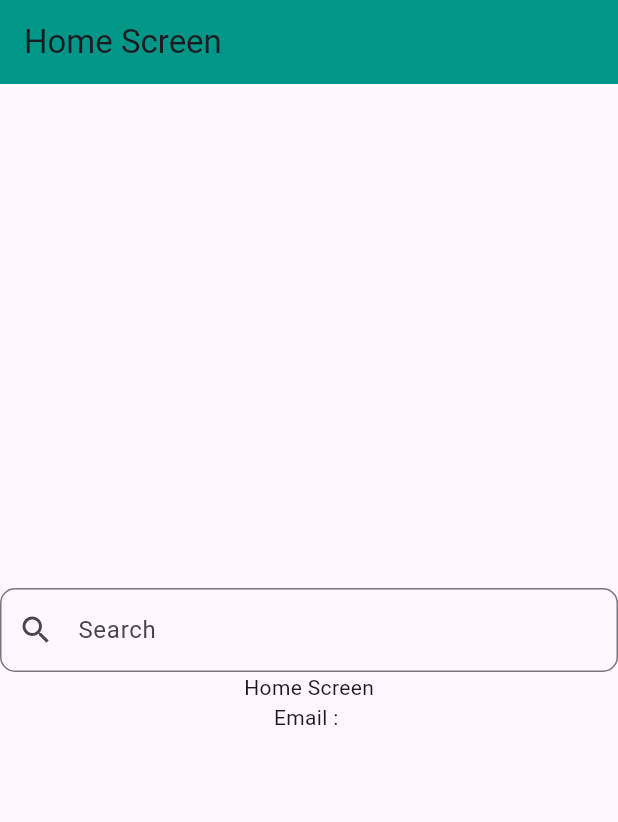
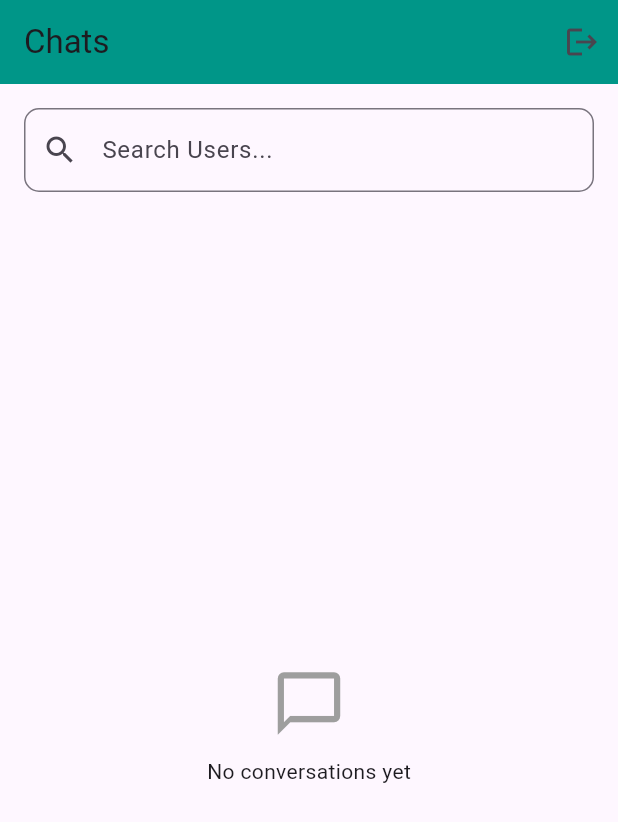
Before and after one commit to saqibcheema/flutter-firebase, a Flutter app: the screen it shows once a user with an empty profile is signed in, on a phone screen of 412 x 824 dp. Shown: the top 822 px of the screen. Run offline on Flutter 3.47's test engine with Material 3 defaults, Android fonts, the phone set to English and light mode, and no system bars; our stand-ins replace bloc, cloud_firestore, equatable, firebase_auth, firebase_core, flutter_bloc and 2 more; accounts and stored records are empty; generated files the repository leaves out were written again.

Commit message:
Chat Screens

```diff
--- a/Firebase_Auth/firebase_auth_example/lib/Screens/home_screen.dart
+++ /dev/null
@@ -1,39 +0,0 @@
-import 'package:firebase_auth/firebase_auth.dart';
-import 'package:flutter/material.dart';
-
-
-class HomeScreen extends StatelessWidget {
-  const HomeScreen({super.key});
-
-  @override
-  Widget build(BuildContext context) {
-    User? user = FirebaseAuth.instance.currentUser;
-    return Scaffold(
-      appBar: AppBar(
-        title: Text('Home Screen'),
-        backgroundColor: Colors.teal,
-        automaticallyImplyLeading: false,
-      ),
-      body: Column(
-        mainAxisAlignment: MainAxisAlignment.center,
-        crossAxisAlignment: CrossAxisAlignment.center,
-        children: [
-          TextFormField(
-            decoration: InputDecoration(
-              hintText: 'Search',
-              prefixIcon: Icon(Icons.search),
-              border: OutlineInputBorder(
-                borderRadius: BorderRadius.circular(10),
-              ),
-            ),
-            onChanged: (value) {
-
-            },
-          ),
-          Center(child: Text('Home Screen')),
-          Center(child: Text('Email : ${user?.email}')),
-        ],
-      ),
-    );
-  }
-}
--- a/Firebase_Auth/firebase_auth_example/lib/core/routes/routes.dart
+++ b/Firebase_Auth/firebase_auth_example/lib/core/routes/routes.dart
@@ -1,57 +1,69 @@
 import 'package:firebase_auth/firebase_auth.dart';
 import 'package:firebase_auth_example/core/routes/stream_listenable.dart';
+import 'package:firebase_auth_example/features/chat/presentation/chat_screen.dart';
 import 'package:go_router/go_router.dart';
-import 'package:firebase_auth_example/Screens/home_screen.dart';
+import 'package:firebase_auth_example/features/chat_list/presentation/home_screen.dart';
 import 'package:firebase_auth_example/features/auth/screens/login_screen.dart';
 import '../../features/auth/screens/signup_screen.dart';
+import '../../features/chat/data/models/chatScreenArguments_model.dart';
 
 class Routes {
-  static const String signIn = '/';       // Ye ap ki SignUp Screen ha (Note: Naming confusing ha pr ma change ni kr ra)
-  static const String login = '/logIn';   // Ye Login Screen ha
-  static const String home = '/home';     // Ye Home ha
+  static const String signIn = '/';
+  static const String login = '/logIn';
+  static const String home = '/home';
+  static const String chatScreen = '/ChatScreen';
 
   final GoRouter router = GoRouter(
-    initialLocation: signIn, // App start hony par pehly yahan jaye gi (phir redirect check ho ga)
+    initialLocation:
+        signIn,
+    refreshListenable: GoRouterRefreshStream(
+      FirebaseAuth.instance.authStateChanges(),
+    ),
 
-    // 1. REFRESH LOGIC: Jesy hi user login/logout ho ga, router khud refresh ho ga
-    refreshListenable: GoRouterRefreshStream(FirebaseAuth.instance.authStateChanges()),
 
-    // 2. REDIRECT LOGIC: Ye decide kary ga k user ko kahan bhejna ha
     redirect: (context, state) {
       final user = FirebaseAuth.instance.currentUser;
       final isLoggedIn = user != null;
 
-      // Check karein banda abhi kahan khara ha
-      // state.matchedLocation use krna behtar ha
+
       final isOnSignUpPage = state.matchedLocation == signIn;
       final isOnLoginPage = state.matchedLocation == login;
 
-      // CASE A: Banda Login HA, aur wo Login ya SignUp page par khara ha -> Home bhej do
       if (isLoggedIn && (isOnSignUpPage || isOnLoginPage)) {
         return home;
       }
 
-      // CASE B: Banda Login NAHI HA, aur wo Home par jany ki koshish kr raha ha -> Wapis SignUp (SignIn route) bhej do
       if (!isLoggedIn && !isOnSignUpPage && !isOnLoginPage) {
         return signIn;
       }
 
-      // Baqi cases ma kuch mat kro (null return kro)
       return null;
     },
 
     routes: [
       GoRoute(
-          path: Routes.signIn,
-          builder: (context, state) => const SignInScreen()
+        path: Routes.signIn,
+        builder: (context, state) => const SignInScreen(),
       ),
       GoRoute(
-          path: Routes.login,
-          builder: (context, state) => const LoginScreen()
+        path: Routes.login,
+        builder: (context, state) => const LoginScreen(),
       ),
+      GoRoute(path: Routes.home, builder: (context, state) => HomeScreen()),
       GoRoute(
-          path: Routes.home,
-          builder: (context, state) => const HomeScreen()
+        path: Routes.chatScreen,
+
+        builder: (context, state) {
+          final args = state.extra as Map<String, dynamic>;
+          return ChatScreen(
+            args: ChatScreenArguments(
+              chatRoomId: args['roomId'],
+              receiverId: args['receiverId'],
+              receiverName: args['receiverName'],
+              receiverProfilePic: args['receiverProfilePic'] ?? '',
+            )
+          );
+        },
       ),
     ],
   );
--- a/Firebase_Auth/firebase_auth_example/lib/features/auth/screens/login_screen.dart
+++ b/Firebase_Auth/firebase_auth_example/lib/features/auth/screens/login_screen.dart
@@ -127,6 +127,8 @@ class _LoginScreenState extends State<LoginScreen> {
                                   password: _passwordController.text.trim(),
                                 ),
                               );
+                              _passwordController.clear();
+                              _emailController.clear();
                             }
                           },
                           style: ElevatedButton.styleFrom(
--- a/Firebase_Auth/firebase_auth_example/lib/features/auth/screens/signup_screen.dart
+++ b/Firebase_Auth/firebase_auth_example/lib/features/auth/screens/signup_screen.dart
@@ -108,6 +108,8 @@ class _SignInScreenState extends State<SignInScreen> {
                                   password: _passwordController.text.trim(),
                                 ),
                               );
+                              _passwordController.clear();
+                              _emailController.clear();
                             }
                           },
                           style: ElevatedButton.styleFrom(
--- /dev/null
+++ b/Firebase_Auth/firebase_auth_example/lib/features/chat/data/models/chatScreenArguments_model.dart
@@ -0,0 +1,13 @@
+class ChatScreenArguments {
+  final String chatRoomId;
+  final String receiverId;
+  final String receiverName;
+  final String receiverProfilePic;
+
+  const ChatScreenArguments({
+    required this.chatRoomId,
+    required this.receiverId,
+    required this.receiverName,
+    required this.receiverProfilePic,
+  });
+}
--- a/Firebase_Auth/firebase_auth_example/lib/features/chat/data/models/message_model.dart
+++ b/Firebase_Auth/firebase_auth_example/lib/features/chat/data/models/message_model.dart
@@ -1,3 +1,5 @@
+import 'package:cloud_firestore/cloud_firestore.dart';
+
 class MessageModel {
   final String senderId;
   final String receiverId;
@@ -25,7 +27,9 @@ class MessageModel {
         senderId: map['senderId'] ?? '',
         receiverId: map['receiverId'] ?? '',
         message: map['message'] ?? '',
-        timestamp: map['timestamp'] ?? ''
+        timestamp: (map['timestamp'] is Timestamp)
+            ? (map['timestamp'] as Timestamp).toDate()
+            : DateTime.now(),
     );
   }
 }
--- a/Firebase_Auth/firebase_auth_example/lib/features/chat/data/repository/chat_repository.dart
+++ b/Firebase_Auth/firebase_auth_example/lib/features/chat/data/repository/chat_repository.dart
@@ -16,7 +16,7 @@ class ChatRepository {
         .collection(FirebaseKeyWords.userRooms)
         .doc(chatRoomId)
         .collection(FirebaseKeyWords.messages)
-        .orderBy('timestamp', descending: true)
+        .orderBy('timestamp', descending: false)
         .snapshots()
         .map((snapshot){
           return snapshot.docs.map((docs)=> MessageModel.fromMap(docs.data())).toList();
--- a/Firebase_Auth/firebase_auth_example/lib/features/chat_list/logic/chatList_state.dart
+++ b/Firebase_Auth/firebase_auth_example/lib/features/chat_list/logic/bloc/chatlist/chatList_state.dart
@@ -9,6 +9,7 @@ class ChatListState extends Equatable{
 
 class ChatListInitial extends ChatListState {}
 class ChatListLoading extends ChatListState {}
+class SearchListLoading extends ChatListState {}
 class SearchListLoaded extends ChatListState{
   final List<Map<String,dynamic>> users;
   const SearchListLoaded({required this.users});
--- /dev/null
+++ b/Firebase_Auth/firebase_auth_example/lib/features/chat_list/presentation/home_screen.dart
@@ -0,0 +1,183 @@
+import 'package:cloud_firestore/cloud_firestore.dart';
+import 'package:firebase_auth/firebase_auth.dart';
+import 'package:firebase_auth_example/core/routes/routes.dart';
+import 'package:flutter/material.dart';
+import 'package:flutter_bloc/flutter_bloc.dart';
+import 'package:go_router/go_router.dart'; // Navigation k liye
+
+import '../../auth/logic/auth_bloc.dart';
+import '../../auth/logic/auth_events.dart';
+import '../../chat/data/repository/chat_repository.dart';
+import '../logic/bloc/chatlist/chatList_event.dart';
+import '../logic/bloc/chatlist/chatList_state.dart';
+import '../logic/bloc/chatlist/chatlist_bloc.dart';
+import 'chatlist_tile.dart';
+
+class HomeScreen extends StatefulWidget {
+  const HomeScreen({super.key});
+
+  @override
+  State<HomeScreen> createState() => _HomeScreenState();
+}
+
+class _HomeScreenState extends State<HomeScreen> {
+  final TextEditingController _searchController = TextEditingController();
+  final ChatRepository _chatRepo = ChatRepository();
+  bool _isSearching = false;
+  final String currentUserId = FirebaseAuth.instance.currentUser!.uid;
+
+
+  String getChatRoomId(String user1, String user2) {
+    List<String> ids = [user1, user2];
+    ids.sort();
+    return ids.join("_");
+  }
+
+  @override
+  Widget build(BuildContext context) {
+    return Scaffold(
+      appBar: AppBar(
+        title: const Text('Chats'),
+        backgroundColor: Colors.teal,
+        actions: [
+          IconButton(onPressed: (){
+            context.read<AuthBloc>().add(AuthSignOut());
+          }, icon: Icon(Icons.logout))
+        ],
+      ),
+      body: Column(
+        children: [
+          Padding(
+            padding: const EdgeInsets.all(16.0),
+            child: TextField(
+              controller: _searchController,
+              decoration: InputDecoration(
+                hintText: 'Search Users...',
+                prefixIcon: const Icon(Icons.search),
+                suffixIcon: _isSearching
+                    ? IconButton(
+                    icon: const Icon(Icons.clear),
+                    onPressed: () {
+                      _searchController.clear();
+                      setState(() => _isSearching = false);
+                    })
+                    : null,
+                border: OutlineInputBorder(borderRadius: BorderRadius.circular(10)),
+              ),
+              onChanged: (val) {
+                setState(() {
+                  _isSearching = val.isNotEmpty;
+                });
+                if (val.isNotEmpty) {
+                  context.read<ChatListBloc>().add(SearchUserEvent(query: val));
+                }
+              },
+            ),
+          ),
+
+          Expanded(
+            child: _isSearching
+                ? _buildSearchResults()
+                : _buildRecentChats(),
+          ),
+        ],
+      ),
+    );
+  }
+
+
+  Widget _buildSearchResults() {
+    return BlocBuilder<ChatListBloc, ChatListState>(
+      builder: (context, state) {
+        if (state is SearchListLoading) return const Center(child: CircularProgressIndicator());
+
+        if (state is SearchListLoaded) {
+          if (state.users.isEmpty) return const Center(child: Text("No user found"));
+
+          return ListView.builder(
+            itemCount: state.users.length,
+            itemBuilder: (context, index) {
+              final userMap = state.users[index];
+              final name = userMap['displayName'] ?? userMap['username'] ?? 'Unknown';
+              final image = userMap['profilePhoto'] ?? userMap['profilePic'] ?? '';
+
+              return ListTile(
+                leading: CircleAvatar(
+                  backgroundColor: Colors.teal,
+                  backgroundImage: image.isNotEmpty ? NetworkImage(image) : null,
+                  child: image.isEmpty ? Icon(Icons.person, color: Colors.white) : null,
+                ),
+                title: Text(name),
+                subtitle: Text(userMap['email'] ?? ''),
+                onTap: () {
+                  final otherUserId = userMap['uid'];
+                  final roomId = getChatRoomId(currentUserId, otherUserId);
+
+                  context.push(Routes.chatScreen, extra: {
+                    'roomId': roomId,
+                    'receiverId': otherUserId,
+                    'receiverName': name,
+                    'receiverProfilePic': image,
+                  });
+                },
+              );
+            },
+          );
+        }
+        return const SizedBox();
+      },
+    );
+  }
+
+
+  Widget _buildRecentChats() {
+    return StreamBuilder<QuerySnapshot>(
+      stream: context.read<ChatListBloc>().getChatRooms(),
+      builder: (context, snapshot) {
+
+        if (snapshot.connectionState == ConnectionState.waiting) {
+          return const Center(child: CircularProgressIndicator());
+        }
+
+        if (!snapshot.hasData || snapshot.data!.docs.isEmpty) {
+          return const Center(
+            child: Column(
+              mainAxisAlignment: MainAxisAlignment.center,
+              children: [
+                Icon(Icons.chat_bubble_outline, size: 50, color: Colors.grey),
+                SizedBox(height: 10),
+                Text("No conversations yet"),
+              ],
+            ),
+          );
+        }
+
+        return ListView.builder(
+          itemCount: snapshot.data!.docs.length,
+          itemBuilder: (context, index) {
+            final doc = snapshot.data!.docs[index];
+            final data = doc.data() as Map<String, dynamic>;
+
+            List participants = data['participants'];
+            String otherUserId = participants.firstWhere((id) => id != currentUserId, orElse: () => '');
+
+            if(otherUserId.isEmpty) return SizedBox.shrink();
+
+            DateTime time = DateTime.now();
+            if (data['lastMessageTime'] != null) {
+              time = (data['lastMessageTime'] as Timestamp).toDate();
+            }
+
+
+            return ChatListTile(
+              roomId: doc.id,
+              lastMessage: data['lastMessage'] ?? '',
+              time: time,
+              otherUserId: otherUserId,
+            );
+          },
+        );
+      },
+    );
+  }
+}
--- a/Firebase_Auth/firebase_auth_example/lib/main.dart
+++ b/Firebase_Auth/firebase_auth_example/lib/main.dart
@@ -7,7 +7,7 @@ import 'features/auth/logic/auth_bloc.dart';
 import 'features/chat/data/repository/chat_repository.dart';
 import 'features/chat/logic/chat_bloc.dart';
 import 'features/chat_list/data/chatList_repository.dart';
-import 'features/chat_list/logic/chatlist_bloc.dart';
+import 'features/chat_list/logic/bloc/chatlist/chatlist_bloc.dart';
 import 'firebase_options.dart';
 
 void main() async {
--- a/Firebase_Auth/firebase_auth_example/pubspec.yaml
+++ b/Firebase_Auth/firebase_auth_example/pubspec.yaml
@@ -43,6 +43,7 @@ dependencies:
   flutter_bloc: ^9.1.1
   equatable: ^2.0.7
   cloud_firestore: ^6.1.1
+  shimmer: ^3.0.0
 
 dev_dependencies:
   flutter_test:
```
Also changed, not shown: Firebase_Auth/firebase_auth_example/lib/features/auth/data/repository/auth_repository.dart (+23 -0 lines), Firebase_Auth/firebase_auth_example/lib/features/chat/presentation/chat_screen.dart (+141 -78 lines), Firebase_Auth/firebase_auth_example/lib/features/chat_list/data/chatList_repository.dart (+26 -7 lines), Firebase_Auth/firebase_auth_example/lib/features/chat_list/logic/bloc/chatlist/chatlist_bloc.dart (renamed from Firebase_Auth/firebase_auth_example/lib/features/chat_list/logic/chatlist_bloc.dart, +13 -1 lines), Firebase_Auth/firebase_auth_example/lib/features/chat_list/presentation/chatlist_tile.dart (added, +76 -0 lines), Firebase_Auth/firebase_auth_example/lib/features/chat_list/logic/bloc/chatlist/chatList_event.dart (renamed from Firebase_Auth/firebase_auth_example/lib/features/chat_list/logic/chatList_event.dart), Firebase_Auth/firebase_auth_example/pubspec.lock.
